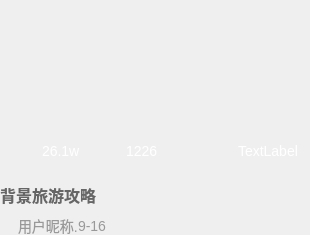
Above: VisNova/component/videoBox.ui from 2932238802/VidNova before the change. Below: the same form after it.
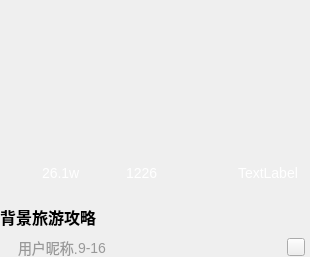
That is the form after the change. Icons and pictures are not drawn.

```diff
--- a/VisNova/component/videoBox.ui
+++ b/VisNova/component/videoBox.ui
@@ -7,16 +7,38 @@
     <x>0</x>
     <y>0</y>
     <width>310</width>
-    <height>235</height>
+    <height>257</height>
    </rect>
   </property>
+  <property name="sizePolicy">
+   <sizepolicy hsizetype="Preferred" vsizetype="Preferred">
+    <horstretch>0</horstretch>
+    <verstretch>0</verstretch>
+   </sizepolicy>
+  </property>
+  <property name="minimumSize">
+   <size>
+    <width>0</width>
+    <height>0</height>
+   </size>
+  </property>
+  <property name="maximumSize">
+   <size>
+    <width>310</width>
+    <height>257</height>
+   </size>
+  </property>
+  <property name="sizeIncrement">
+   <size>
+    <width>0</width>
+    <height>0</height>
+   </size>
+  </property>
   <property name="windowTitle">
    <string>Form</string>
   </property>
   <property name="styleSheet">
-   <string notr="true">#vedioBox{
-	background-color: #303030;
-}</string>
+   <string notr="true"/>
   </property>
   <layout class="QVBoxLayout" name="verticalLayout">
    <property name="spacing">
@@ -43,10 +65,7 @@
       </size>
      </property>
      <property name="styleSheet">
-      <string notr="true">#imageBox{
-	
-border-image: url(&quot;:/image/vedioFirstPage.png&quot;);
-}</string>
+      <string notr="true"/>
      </property>
      <layout class="QVBoxLayout" name="verticalLayout_2">
       <property name="spacing">
@@ -92,12 +111,19 @@
          </size>
         </property>
         <property name="styleSheet">
-         <string notr="true">QLabel{
+         <string notr="true">#videoInfoBox {
+	background: transparent;
+}
+
+
+QLabel {
 	color: #FFFFFF;
+	background-color: transparent;
 	border: none;
 	font-size: 14px;
 	font-family: '微软雅黑';
-}</string>
+}
+</string>
         </property>
         <layout class="QHBoxLayout" name="horizontalLayout">
          <property name="spacing">
@@ -297,7 +323,7 @@
              </spacer>
             </item>
             <item>
-             <widget class="QLabel" name="vedioDuration">
+             <widget class="QLabel" name="videoDuration">
               <property name="text">
                <string>TextLabel</string>
               </property>
@@ -313,7 +339,7 @@
     </widget>
    </item>
    <item>
-    <widget class="QWidget" name="vedioTitleBox" native="true">
+    <widget class="QWidget" name="videoTitleBox" native="true">
      <property name="minimumSize">
       <size>
        <width>0</width>
@@ -346,11 +372,10 @@
        <number>0</number>
       </property>
       <item>
-       <widget class="QLabel" name="vedioTitle">
+       <widget class="QLabel" name="videoTitle">
         <property name="styleSheet">
-         <string notr="true">#vedioTitle{
-
-	color: #666666;
+         <string notr="true">#videoTitle{
+	color: #000000;
 	font-weight: bold;
 	font-size: 16px;
 	font-family: '微软雅黑';
@@ -419,9 +444,7 @@
          </size>
         </property>
         <property name="styleSheet">
-         <string notr="true">#userIcon{
-	border-image: url(&quot;:/image/txMan.png&quot;);
-}</string>
+         <string notr="true"/>
         </property>
         <property name="text">
          <string/>
@@ -429,14 +452,14 @@
        </widget>
       </item>
       <item>
-       <widget class="QLabel" name="userName">
+       <widget class="QLabel" name="userNickName">
         <property name="text">
          <string>用户昵称.</string>
         </property>
        </widget>
       </item>
       <item>
-       <widget class="QLabel" name="loadupTine">
+       <widget class="QLabel" name="loadupTime">
         <property name="text">
          <string>9-16</string>
         </property>
@@ -456,7 +479,7 @@
        </spacer>
       </item>
       <item>
-       <widget class="QPushButton" name="delVedioBtn">
+       <widget class="QPushButton" name="delVideoBtn">
         <property name="minimumSize">
          <size>
           <width>18</width>
```
